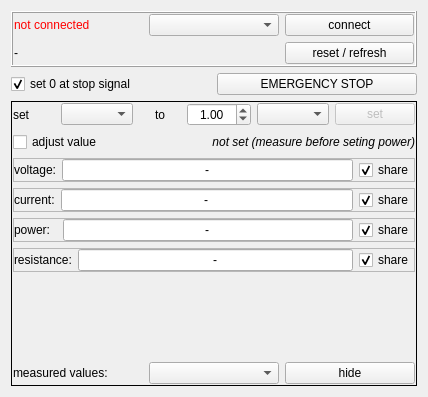
Above: eaps3000window.ui from bchjoerni/mlab before the change. Below: the same form after it.
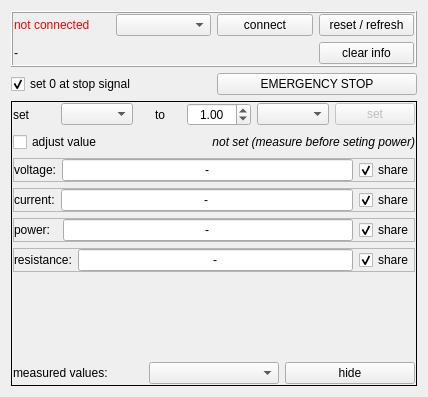
That is the form after the change.

Commit message: mlabsignal system changed, networkremote window changed, portwindows now have buttons reset/refresh and clear info

Patch:
```diff
--- a/eaps3000window.ui
+++ b/eaps3000window.ui
@@ -58,14 +58,21 @@
         </property>
        </widget>
       </item>
-      <item row="1" column="2">
-       <widget class="QPushButton" name="btn_resetInfo">
+      <item row="0" column="3">
+       <widget class="QPushButton" name="btn_resetRefresh">
         <property name="text">
          <string>reset / refresh</string>
         </property>
        </widget>
       </item>
-      <item row="1" column="0" colspan="2">
+      <item row="1" column="3">
+       <widget class="QPushButton" name="btn_clearInfo">
+        <property name="text">
+         <string>clear info</string>
+        </property>
+       </widget>
+      </item>
+      <item row="1" column="0" colspan="3">
        <widget class="QLabel" name="lbl_info">
         <property name="text">
          <string>-</string>
```
The commit also changes 78 other files.
